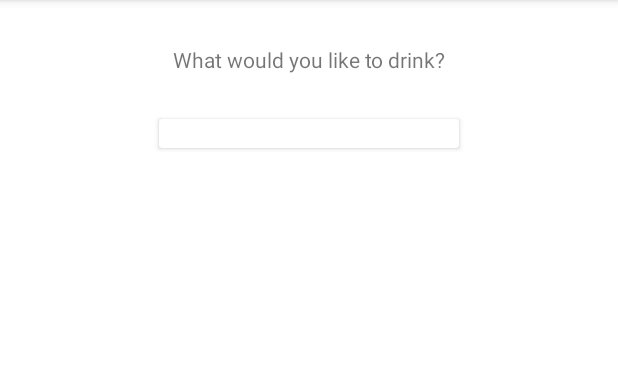
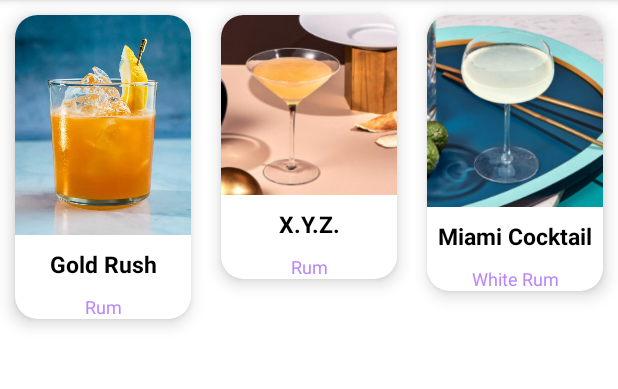
Before and after one commit to lucdre/CocktailCrafter, an Android app: the screen it shows after launch (MainActivity), on a phone screen of 412 x 824 dp, the part 84-473 px from its top. Run offline under Robolectric (Android 15) with nearby library versions, the phone set to English and light mode, and no system bars.

Commit message:
Added cardView logic with 3 test cocktails TODO: onClick

```diff
--- a/app/build.gradle
+++ b/app/build.gradle
@@ -14,6 +14,10 @@ android {
         versionName "1.0"
 
         testInstrumentationRunner "androidx.test.runner.AndroidJUnitRunner"
+    }
+
+    buildFeatures{
+        viewBinding true
     }
 
     buildTypes {
@@ -37,7 +41,7 @@ dependencies {
     implementation 'androidx.appcompat:appcompat:1.3.1'
     implementation 'com.google.android.material:material:1.4.0'
     implementation 'androidx.constraintlayout:constraintlayout:2.1.1'
-    testImplementation 'junit:junit:4.+'
+    testImplementation 'junit:junit:4.13.2'
     androidTestImplementation 'androidx.test.ext:junit:1.1.3'
     androidTestImplementation 'androidx.test.espresso:espresso-core:3.4.0'
     implementation("androidx.cardview:cardview:1.0.0")
--- a/app/src/main/AndroidManifest.xml
+++ b/app/src/main/AndroidManifest.xml
@@ -10,6 +10,9 @@
         android:supportsRtl="true"
         android:theme="@style/Theme.CocktailCrafter">
         <activity
+            android:name=".DetailActivity"
+            android:exported="false" />
+        <activity
             android:name=".MainActivity"
             android:exported="true">
             <intent-filter>
--- /dev/null
+++ b/app/src/main/java/com/madreapps/cocktailcrafter/CardAdapter.kt
@@ -0,0 +1,27 @@
+package com.madreapps.cocktailcrafter
+
+/**
+ * Author: Luca Thiel
+ * 19.10.21
+ */
+import android.view.LayoutInflater
+import android.view.ViewGroup
+import androidx.recyclerview.widget.RecyclerView
+import com.madreapps.cocktailcrafter.databinding.CardCellBinding
+
+// The adapter
+class CardAdapter(private val cocktails: List<Cocktail>)
+    : RecyclerView.Adapter<CardViewHolder>() {
+
+    override fun onCreateViewHolder(parent: ViewGroup, viewType: Int): CardViewHolder {
+        val from = LayoutInflater.from(parent.context)
+        val binding = CardCellBinding.inflate(from, parent, false)
+        return CardViewHolder(binding)
+    }
+
+    override fun onBindViewHolder(holder: CardViewHolder, position: Int) {
+        holder.bindCocktail(cocktails[position])
+    }
+
+    override fun getItemCount(): Int = cocktails.size
+}
--- /dev/null
+++ b/app/src/main/java/com/madreapps/cocktailcrafter/CardViewHolder.kt
@@ -0,0 +1,20 @@
+package com.madreapps.cocktailcrafter
+
+/**
+ * Author: Luca Thiel
+ * 19.10.21
+ */
+import androidx.recyclerview.widget.RecyclerView
+import com.madreapps.cocktailcrafter.databinding.CardCellBinding
+
+// The viewHolder, binds the cocktails to the card
+class CardViewHolder(
+    private val cardCellBinding: CardCellBinding
+) : RecyclerView.ViewHolder(cardCellBinding.root) {
+
+    fun bindCocktail(cocktail: Cocktail) {
+        cardCellBinding.cocktailImage.setImageResource(cocktail.image)
+        cardCellBinding.cocktail.text = cocktail.name
+        cardCellBinding.baseSpirit.text = cocktail.baseSpirit
+    }
+}
--- /dev/null
+++ b/app/src/main/java/com/madreapps/cocktailcrafter/Cocktail.kt
@@ -0,0 +1,16 @@
+package com.madreapps.cocktailcrafter
+
+/**
+ * Author: Luca Thiel
+ * 19.10.21
+ */
+var cocktailList = mutableListOf<Cocktail>()
+
+// A Cocktail has an image, a name, the base spirit, a description (for now) and an incrementing ID
+class Cocktail (
+    var image: Int,
+    var name: String,
+    var baseSpirit: String,
+    var description: String,
+    val id: Int? = cocktailList.size
+)
--- a/app/src/main/java/com/madreapps/cocktailcrafter/MainActivity.kt
+++ b/app/src/main/java/com/madreapps/cocktailcrafter/MainActivity.kt
@@ -1,11 +1,56 @@
 package com.madreapps.cocktailcrafter
 
+/**
+ * Author: Luca Thiel
+ * 15.10.21
+ */
 import androidx.appcompat.app.AppCompatActivity
 import android.os.Bundle
+import androidx.recyclerview.widget.GridLayoutManager
+import com.madreapps.cocktailcrafter.databinding.ActivityMainBinding
 
+// We define the standard cocktails
 class MainActivity : AppCompatActivity() {
+    private lateinit var binding : ActivityMainBinding
+
     override fun onCreate(savedInstanceState: Bundle?) {
         super.onCreate(savedInstanceState)
-        setContentView(R.layout.activity_main)
+        binding = ActivityMainBinding.inflate(layoutInflater)
+        setContentView(binding.root)
+
+        populateCocktails()
+
+        val mainActivity = this
+        binding.recyclerView.apply {
+            layoutManager = GridLayoutManager(applicationContext, 3)
+            adapter = CardAdapter(cocktailList)
+        }
+    }
+
+    private fun populateCocktails(){
+        val cocktail1 = Cocktail(
+            R.drawable.goldrush,
+            "Gold Rush",
+            "Rum",
+            "Nice gold rushlike hehetest"
+        )
+        cocktailList.add(cocktail1)
+
+        val cocktail2 = Cocktail(
+            R.drawable.xyz,
+            "X.Y.Z.",
+            "Rum",
+            "Nice rummmmm"
+        )
+        cocktailList.add(cocktail2)
+
+        val cocktail3 = Cocktail(
+            R.drawable.miamicocktail,
+            "Miami Cocktail",
+            "White Rum",
+            "Nice white ruuummmmm"
+        )
+        cocktailList.add(cocktail3)
+
     }
 }
--- a/app/src/main/res/layout/activity_main.xml
+++ b/app/src/main/res/layout/activity_main.xml
@@ -6,32 +6,10 @@
     android:layout_height="match_parent"
     tools:context=".MainActivity">
 
-    <TextView
-        android:id="@+id/cocktailListTitle"
-        android:layout_width="wrap_content"
-        android:layout_height="wrap_content"
-        android:layout_marginStart="16dp"
-        android:layout_marginTop="30dp"
-        android:layout_marginEnd="16dp"
-        android:text="@string/cocktailListTitle"
-        app:layout_constraintEnd_toEndOf="parent"
-        app:layout_constraintStart_toStartOf="parent"
-        app:layout_constraintTop_toTopOf="parent" />
+    <androidx.recyclerview.widget.RecyclerView
+        android:id="@+id/recyclerView"
+        android:layout_width="match_parent"
+        android:layout_height="match_parent"/>
 
-    <androidx.cardview.widget.CardView
-        xmlns:card_view="http://schemas.android.com/apk/res-auto"
-        android:id="@+id/cocktailListCard"
-        android:layout_width="200dp"
-        android:layout_height="wrap_content"
-        android:layout_marginStart="16dp"
-        android:layout_marginTop="30dp"
-        android:layout_marginEnd="16dp"
-        app:layout_constraintEnd_toEndOf="parent"
-        app:layout_constraintStart_toStartOf="parent"
-        app:layout_constraintTop_toBottomOf="@id/cocktailListTitle">
-            <TextView
-                android:id="@+id/cocktailInfoText"
-                android:layout_width="match_parent"
-                android:layout_height="match_parent" />
-    </androidx.cardview.widget.CardView>
+
 </androidx.constraintlayout.widget.ConstraintLayout>
--- /dev/null
+++ b/app/src/main/res/layout/card_cell.xml
@@ -0,0 +1,53 @@
+<?xml version="1.0" encoding="utf-8"?>
+<LinearLayout xmlns:android="http://schemas.android.com/apk/res/android"
+    xmlns:app="http://schemas.android.com/apk/res-auto"
+    android:orientation="vertical"
+    android:layout_width="match_parent"
+    android:layout_height="match_parent">
+
+    <androidx.cardview.widget.CardView
+        android:layout_width="match_parent"
+        android:layout_height="wrap_content"
+        app:cardCornerRadius="15dp"
+        android:layout_margin="10dp"
+        android:clickable="true"
+        app:cardElevation="7dp">
+
+        <LinearLayout
+            android:layout_width="match_parent"
+            android:layout_height="match_parent"
+            android:orientation="vertical">
+
+            <ImageView
+                android:id="@+id/cocktailImage"
+                android:layout_width="wrap_content"
+                android:layout_height="wrap_content"
+                android:src="@drawable/goldrush"
+                android:adjustViewBounds="true"
+                android:contentDescription="@string/cocktail"/>
+
+            <TextView
+                android:id="@+id/cocktail"
+                android:layout_width="match_parent"
+                android:layout_height="wrap_content"
+                android:gravity="center"
+                android:text="@string/cocktail_name_placeholder"
+                android:textColor="@color/black"
+                android:textSize="15sp"
+                android:lines="2"
+                android:textStyle="bold"/>
+
+            <TextView
+                android:id="@+id/baseSpirit"
+                android:layout_width="match_parent"
+                android:layout_height="wrap_content"
+                android:gravity="center"
+                android:text="@string/base_spirit_placeholder"
+                android:textColor="@color/purple_200"
+                android:textSize="12sp"
+                android:lines="1" />
+
+        </LinearLayout>
+    </androidx.cardview.widget.CardView>
+
+</LinearLayout>
--- a/app/src/main/res/values/strings.xml
+++ b/app/src/main/res/values/strings.xml
@@ -1,4 +1,7 @@
 <resources>
     <string name="app_name">CocktailCrafter</string>
     <string name="cocktailListTitle">What would you like to drink?</string>
+    <string name="cocktail">Cocktail</string>
+    <string name="cocktail_name_placeholder">cocktail_name_placeholder</string>
+    <string name="base_spirit_placeholder">base_spirit_placeholder</string>
 </resources>
```
Also changed, not shown: app/src/main/java/com/madreapps/cocktailcrafter/DetailActivity.kt (added, +16 -0 lines), app/src/main/res/layout/activity_detail.xml (added, +54 -0 lines), app/src/main/res/drawable/goldrush.jpg (added), app/src/main/res/drawable/miamicocktail.jpg (added), app/src/main/res/drawable/xyz.jpg (added).
